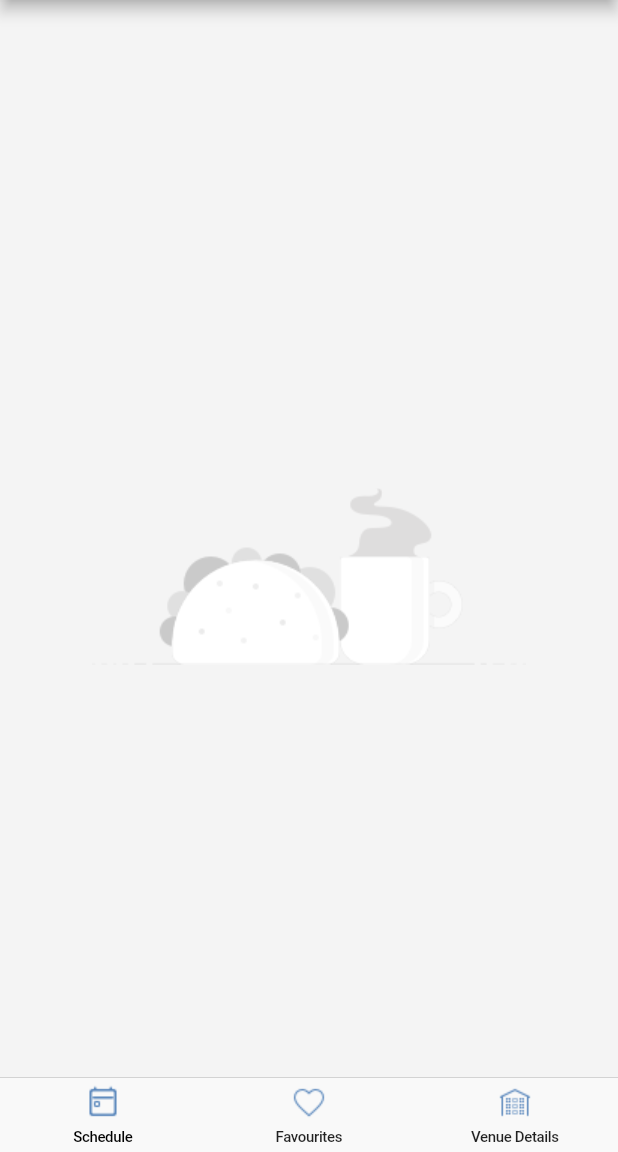
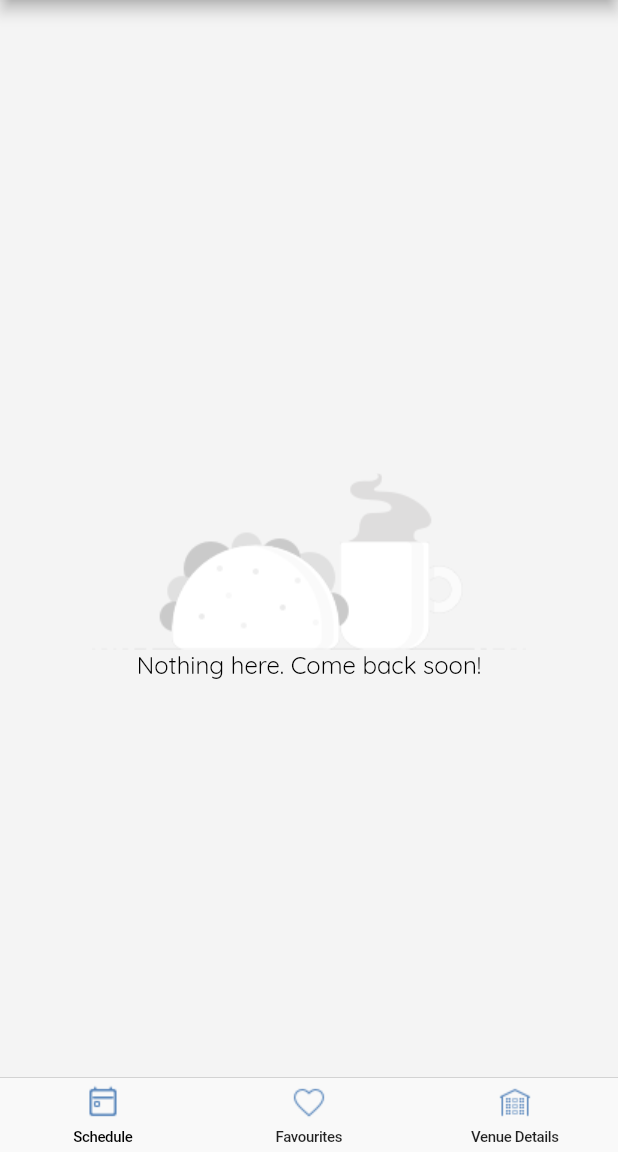
Before and after one commit to squanchy-dev/squanchy-flutter, a Flutter app: the screen it shows after launch, on a phone screen of 412 x 824 dp, the part 84-1236 px from its top. Run offline on Flutter 3.47's test engine with Material 2 defaults, Android fonts, the phone set to English and light mode, and no system bars.

Commit message:
add image and text for empty state

```diff
--- a/lib/schedule/schedule.dart
+++ b/lib/schedule/schedule.dart
@@ -18,14 +18,19 @@ class ScheduleView extends StatelessWidget {
     );
 
     final emptyState = new Container(child:
-      new Image.asset("assets/nothing_here.png")
+      new Column(
+          mainAxisAlignment: MainAxisAlignment.center,
+          children: [
+            new Image.asset("assets/nothing_here.png"),
+            new Text('Nothing here. Come back soon!',
+              textAlign: TextAlign.center,
+              style: theme.textTheme.display1.copyWith(color: Colors.black, fontSize: 16.0),),
+          ],
+      )
     );
-
-    final emptyStateLabel = new Text("test");
 
     final body = new PageView(children: <Widget>[
       emptyState,
-      emptyStateLabel
     ],);
 
     return new Scaffold(
```
Also changed, not shown: 5 other files.
